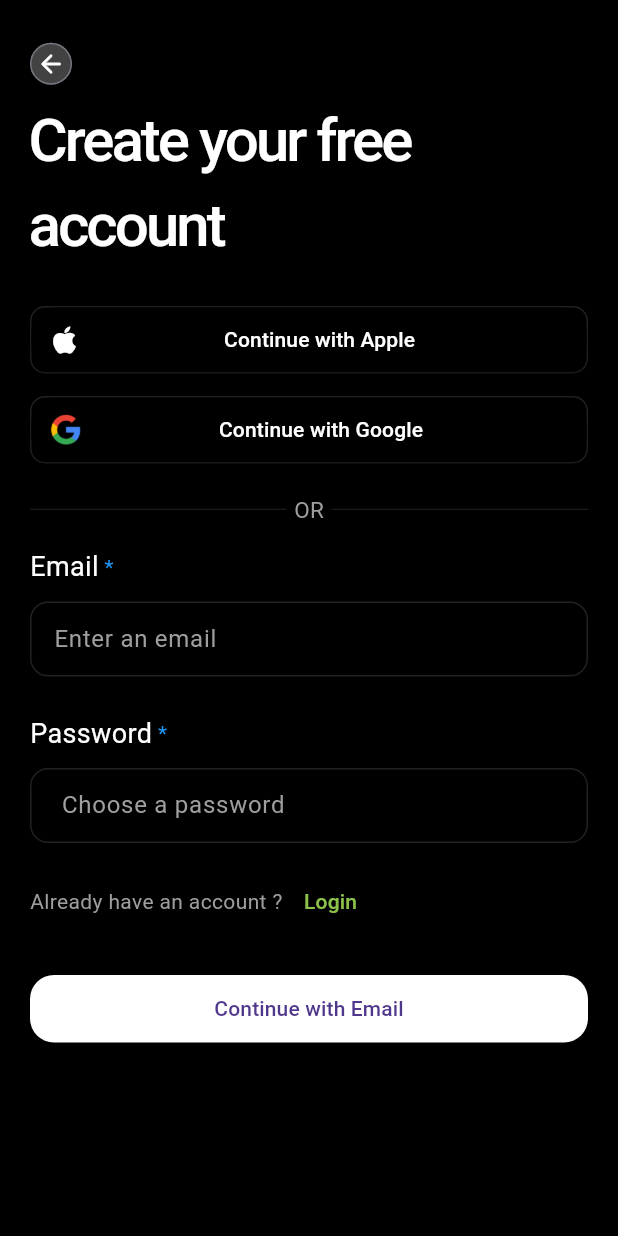
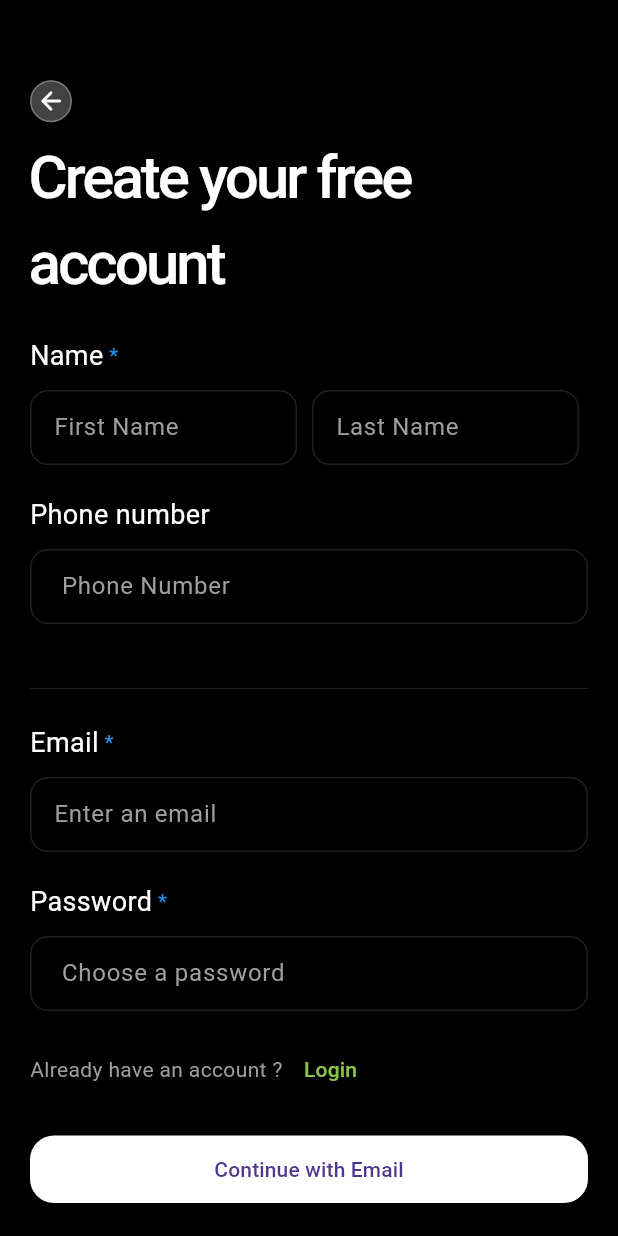
Before and after one commit to SpaceKnightCode/cutree, a Flutter app: the RegisterScreen screen opened directly, on a phone screen of 412 x 824 dp. Run offline on Flutter 3.47's test engine with Material 2 defaults, Android fonts, the phone set to English and light mode, and no system bars; our stand-ins replace cloud_firestore, firebase_auth, firebase_core, flutter_neumorphic, fluttertoast, google_fonts; accounts and stored records are empty; network calls fail; Roboto replaces fonts that are missing (Ubuntu).

```diff
--- a/lib/calender.dart
+++ /dev/null
@@ -1 +0,0 @@
-import 'package:flutter/material.dart';
--- a/lib/login_screen.dart
+++ b/lib/login_screen.dart
@@ -1,5 +1,4 @@
 import 'package:cutree/homepage.dart';
-import 'package:cutree/new_user_view.dart';
 import 'package:firebase_auth/firebase_auth.dart';
 import 'package:flutter_neumorphic/flutter_neumorphic.dart';
 import 'package:fluttertoast/fluttertoast.dart';
--- a/lib/register_page.dart
+++ b/lib/register_page.dart
@@ -1,7 +1,7 @@
+import 'package:cloud_firestore/cloud_firestore.dart';
 import 'package:cutree/login_screen.dart';
-import 'package:cutree/new_user_view.dart';
 import 'package:firebase_auth/firebase_auth.dart';
-import 'package:flutter_neumorphic/flutter_neumorphic.dart';
+import 'package:flutter/material.dart';
 import 'package:google_fonts/google_fonts.dart';
 
 class RegisterScreen extends StatefulWidget {
@@ -14,6 +14,10 @@ class RegisterScreen extends StatefulWidget {
 class _RegisterScreenState extends State<RegisterScreen> {
   final emailController = TextEditingController();
   final passwordController = TextEditingController();
+  final firstnameController = TextEditingController();
+  final lastnameController = TextEditingController();
+  final phoneNumberController = TextEditingController();
+
   @override
   void dispose() {
     emailController.dispose();
@@ -25,11 +29,11 @@ class _RegisterScreenState extends State<RegisterScreen> {
   Widget build(BuildContext context) {
     return Scaffold(
       resizeToAvoidBottomInset: false,
-      body: SafeArea(
-        child: Material(
+      body: Material(
         child: Container(
+          margin: EdgeInsets.only(top: 0),
           color: Colors.black,
-            padding: const EdgeInsets.all(20),
+          padding: const EdgeInsets.only(left: 20, right: 20, top: 45),
           child: Column(
             crossAxisAlignment: CrossAxisAlignment.start,
             children: [
@@ -68,7 +72,7 @@ class _RegisterScreenState extends State<RegisterScreen> {
                   ),
                 ),
               ),
-                const SizedBox(height: 25),
+              const SizedBox(height: 20),
               Expanded(
                 child: Container(
                   width: double.infinity,
@@ -79,81 +83,112 @@ class _RegisterScreenState extends State<RegisterScreen> {
                         children: [
                           //inside the scrollview
                           Container(
-                            decoration: BoxDecoration(
-                                border: Border.all(color: Colors.grey.shade900),
-                                borderRadius: const BorderRadius.all(
-                                    Radius.circular(10))),
-                            height: 45,
-                            child: Row(
-                              children: [
-                                Expanded(
-                                  child: FloatingActionButton(
-                                    heroTag: null,
-                                    foregroundColor: Colors.white,
-                                    backgroundColor: Colors.black,
-                                    onPressed: () {},
                             child: Row(
                               children: const [
-                                        SizedBox(
-                                          width: 10,
-                                        ),
-                                        Icon(Icons.apple),
-                                        Expanded(
-                                          child: Center(
-                                            child: Text("Continue with Apple"),
+                                Text(
+                                  'Name',
+                                  style: TextStyle(
+                                    color: Colors.white,
+                                    fontSize: 18,
                                   ),
                                 ),
-                                        SizedBox(
-                                          width: 20,
+                                Text(
+                                  " *",
+                                  style: TextStyle(color: Colors.blue),
                                 )
                               ],
+                            ),
+                          ),
+                          const SizedBox(
+                            height: 10,
+                          ),
+                          Row(
+                            children: [
+                              Container(
+                                decoration: BoxDecoration(
+                                  border: Border.all(
+                                    color: Colors.grey.shade900,
+                                  ),
+                                  borderRadius: BorderRadius.circular(12),
+                                  color: Colors.black,
+                                ),
+                                child: Container(
+                                  width: MediaQuery.of(context).size.width / 2 -
+                                      30,
+                                  child: TextField(
+                                    controller: firstnameController,
+                                    style: const TextStyle(color: Colors.white),
+                                    decoration: const InputDecoration(
+                                      contentPadding: EdgeInsets.only(left: 15),
+                                      border: InputBorder.none,
+                                      hintText: 'First Name',
+                                      hintStyle: TextStyle(color: Colors.grey),
+                                    ),
+                                  ),
+                                ),
+                              ),
+                              Container(
+                                margin: EdgeInsets.only(left: 10),
+                                decoration: BoxDecoration(
+                                  border: Border.all(
+                                    color: Colors.grey.shade900,
+                                  ),
+                                  borderRadius: BorderRadius.circular(12),
+                                  color: Colors.black,
+                                ),
+                                child: Container(
+                                  width: MediaQuery.of(context).size.width / 2 -
+                                      30,
+                                  child: TextField(
+                                    controller: lastnameController,
+                                    style: const TextStyle(color: Colors.white),
+                                    decoration: const InputDecoration(
+                                      contentPadding: EdgeInsets.only(left: 15),
+                                      border: InputBorder.none,
+                                      hintText: 'Last Name',
+                                      hintStyle: TextStyle(color: Colors.grey),
+                                    ),
                                   ),
                                 ),
                               ),
                             ],
                           ),
+                          const SizedBox(height: 20),
+                          Row(
+                            children: const [
+                              Text(
+                                'Phone number',
+                                style: TextStyle(
+                                  color: Colors.white,
+                                  fontSize: 18,
+                                ),
+                              ),
+                              Text(
+                                "",
+                                style: TextStyle(color: Colors.blue),
+                              )
+                            ],
+                          ),
+                          const SizedBox(height: 10),
+                          Container(
+                            decoration: BoxDecoration(
+                              border: Border.all(color: Colors.grey.shade900),
+                              borderRadius: BorderRadius.circular(12),
+                              color: Colors.black,
+                            ),
+                            child: TextField(
+                              controller: phoneNumberController,
+                              style: const TextStyle(color: Colors.white),
+                              decoration: const InputDecoration(
+                                border: InputBorder.none,
+                                hintText: 'Phone Number',
+                                hintStyle: TextStyle(color: Colors.grey),
+                                contentPadding: EdgeInsets.only(left: 20),
+                              ),
+                            ),
                           ),
                           const SizedBox(
                             height: 15,
-                          ),
-                          Container(
-                            decoration: BoxDecoration(
-                                border: Border.all(color: Colors.grey.shade900),
-                                borderRadius: const BorderRadius.all(
-                                    Radius.circular(10))),
-                            height: 45,
-                            child: Row(
-                              children: [
-                                Expanded(
-                                  child: FloatingActionButton(
-                                    heroTag: null,
-                                    foregroundColor: Colors.white,
-                                    backgroundColor: Colors.black,
-                                    onPressed: () {},
-                                    child: Row(
-                                      children: [
-                                        const SizedBox(
-                                          width: 10,
-                                        ),
-                                        Container(
-                                            height: 26,
-                                            width: 26,
-                                            child: Image.asset(
-                                                'assets/icons/google-logo.png')),
-                                        const Expanded(
-                                          child: Center(
-                                            child: Text("Continue with Google"),
-                                          ),
-                                        ),
-                                        const SizedBox(
-                                          width: 20,
-                                        )
-                                      ],
-                                    ),
-                                  ),
-                                ),
-                              ],
-                            ),
                           ),
                           const SizedBox(height: 20),
                           Row(
@@ -163,21 +198,6 @@ class _RegisterScreenState extends State<RegisterScreen> {
                                     thickness: 0.7,
                                     color: Colors.grey.shade900),
                               ),
-                              Container(
-                                padding:
-                                    const EdgeInsets.symmetric(horizontal: 5),
-                                child: const Text(
-                                  "OR",
-                                  style: TextStyle(
-                                      fontSize: 15, color: Colors.grey),
-                                ),
-                              ),
-                              Expanded(
-                                child: Divider(
-                                  thickness: 0.7,
-                                  color: Colors.grey.shade900,
-                                ),
-                              )
                             ],
                           ),
                           const SizedBox(
@@ -218,7 +238,7 @@ class _RegisterScreenState extends State<RegisterScreen> {
                               ),
                             ),
                           ),
-                          const SizedBox(height: 25),
+                          const SizedBox(height: 20),
                           Row(
                             children: const [
                               Text(
@@ -258,7 +278,7 @@ class _RegisterScreenState extends State<RegisterScreen> {
                           Container(
                             child: Row(
                               children: [
-                                Text(
+                                const Text(
                                   "Already have an account ?",
                                   style: TextStyle(color: Colors.grey),
                                 ),
@@ -267,10 +287,11 @@ class _RegisterScreenState extends State<RegisterScreen> {
                                     Navigator.pushReplacement(
                                       context,
                                       MaterialPageRoute(
-                                          builder: (context) => LoginScreen()),
+                                          builder: (context) =>
+                                              const LoginScreen()),
                                     );
                                   },
-                                  child: Text(
+                                  child: const Text(
                                     "Login",
                                     style: TextStyle(color: Colors.lightGreen),
                                   ),
@@ -278,7 +299,7 @@ class _RegisterScreenState extends State<RegisterScreen> {
                               ],
                             ),
                           ),
-                          const SizedBox(height: 25),
+                          const SizedBox(height: 20),
                           Row(
                             children: [
                               Expanded(
@@ -296,13 +317,11 @@ class _RegisterScreenState extends State<RegisterScreen> {
                               ),
                             ],
                           ),
-                        ],
-                      ),
+                        ]),
                   ),
                 ),
               ),
             ],
-            ),
           ),
         ),
       ),
@@ -341,9 +360,18 @@ class _RegisterScreenState extends State<RegisterScreen> {
       await FirebaseAuth.instance.createUserWithEmailAndPassword(
           email: emailController.text.trim(),
           password: passwordController.text.trim());
-
-      Navigator.push(
-          context, MaterialPageRoute(builder: (context) => LoginScreen()));
+      FirebaseFirestore db = FirebaseFirestore.instance;
+      final data = {
+        'name': {
+          'first-name': firstnameController.text.trim(),
+          'last-name': lastnameController.text.trim(),
+        },
+        'email': emailController.text.trim(),
+        'phone-number': int.parse(phoneNumberController.text.trim())
+      };
+      db.collection('Users').add(data);
+      Navigator.push(context,
+          MaterialPageRoute(builder: (context) => const LoginScreen()));
     } on FirebaseAuthException catch (e) {
       if (e.code == 'email-already-in-use') {
         showDialog(
@@ -356,10 +384,10 @@ class _RegisterScreenState extends State<RegisterScreen> {
                       onPressed: () {
                         Navigator.pushReplacement(context,
                             MaterialPageRoute(builder: (context) {
-                          return LoginScreen();
+                          return const LoginScreen();
                         }));
                       },
-                      child: Text("Login Instead"),
+                      child: const Text("Login Instead"),
                     ),
                     TextButton(
                       onPressed: () {
```
Also changed, not shown: lib/create_appointments.dart (deleted, +0 -20 lines), lib/date_and_time_page.dart (+6 -2 lines), lib/details.dart (added, +39 -0 lines), lib/homepage.dart (+13 -4 lines), lib/professionals_page.dart (+12 -11 lines), lib/services_page.dart (+25 -21 lines), lib/views/salon_card.dart (+9 -10 lines), lib/available_times.dart (deleted). Lines whose indentation alone changed are shown as unchanged.
